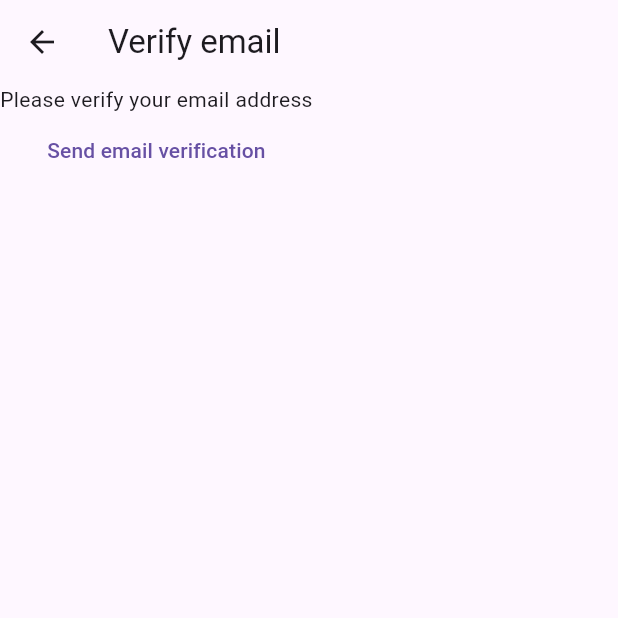
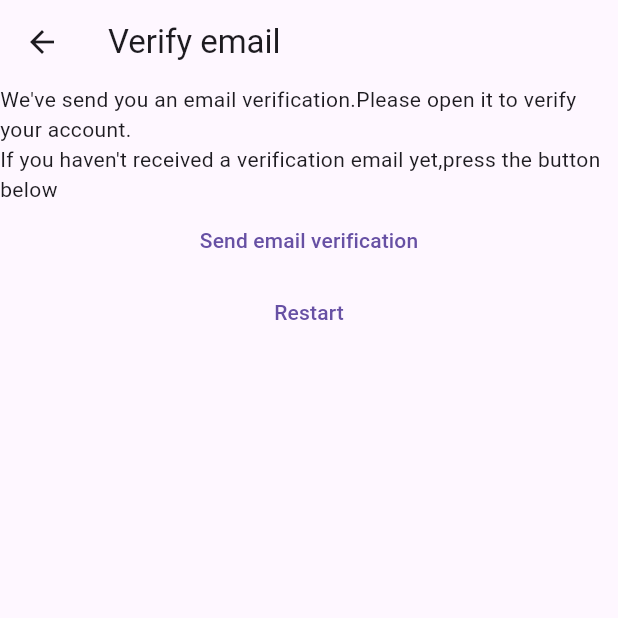
Before and after one commit to Karan741187/noteapp, a Flutter app: the VerifyEmailView screen opened directly, on a phone screen of 412 x 824 dp, the top half of it. Run offline on Flutter 3.47's test engine with Material 2 defaults, Android fonts, the phone set to English and light mode, and no system bars; our stand-ins replace firebase_auth, firebase_core; accounts and stored records are empty.

Commit message:
Rectified Login and email verification problem

```diff
--- a/lib/constants/routes.dart
+++ b/lib/constants/routes.dart
@@ -1,3 +1,4 @@
 const loginRoute= '/login/';
 const registerRoute= '/register/';
 const notesRoute= '/notes/';
+const verifyEmailRoute = '/verify-email/';
--- a/lib/views/verify_email_view.dart
+++ b/lib/views/verify_email_view.dart
@@ -2,6 +2,8 @@ import 'package:firebase_auth/firebase_auth.dart';
 import 'package:flutter/cupertino.dart';
 import 'package:flutter/material.dart';
 import 'dart:developer' as devtool show log;
+
+import 'package:mynotes/constants/routes.dart';
 
 class VerifyEmailView extends StatefulWidget {
   const VerifyEmailView({super.key});
@@ -19,13 +21,25 @@ class _VerifyEmailViewState extends State<VerifyEmailView> {
       ),
       body: Column(
         children: [
-          const Text('Please verify your email address'),
+          const Text(
+              "We've send you an email verification.Please open it to verify your account."),
+          const Text(
+              "If you haven't received a verification email yet,press the button below"),
           TextButton(
               onPressed: () async {
                 final user = FirebaseAuth.instance.currentUser;
                 await user?.sendEmailVerification();
               },
-              child: const Text('Send email verification'))
+              child: const Text('Send email verification')),
+          TextButton(
+              onPressed: () async {
+                await FirebaseAuth.instance.signOut();
+                Navigator.of(context).pushNamedAndRemoveUntil(
+                  registerRoute,
+                  (route) => false,
+                );
+              },
+              child: const Text('Restart')),
         ],
       ),
     );
```
Also changed, not shown: lib/main.dart (+4 -3 lines), lib/views/login_view.dart (+14 -5 lines), lib/views/register_view.dart (+12 -7 lines).
